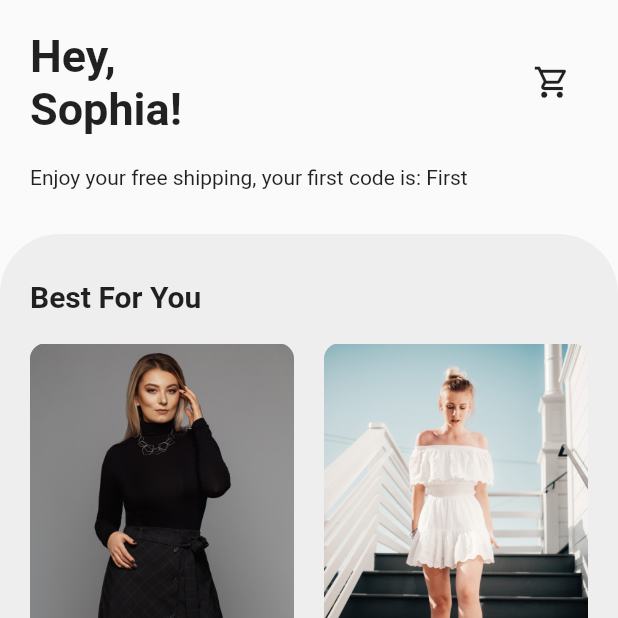
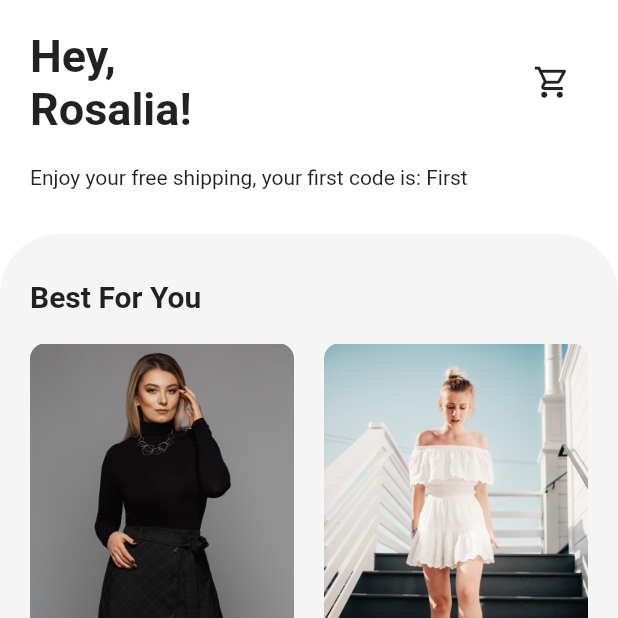
Before and after one commit to Reivu/ecommerce_app_ui, a Flutter app: the screen it shows after launch, on a phone screen of 412 x 824 dp, the top half of it. Run offline on Flutter 3.47's test engine with Material 2 defaults, Android fonts, the phone set to English and light mode, and no system bars.

Commit message:
Update
BG Update

```diff
--- a/lib/screens/home_screen.dart
+++ b/lib/screens/home_screen.dart
@@ -7,6 +7,7 @@ class HomeScreen extends StatelessWidget {
   @override
   Widget build(BuildContext context) {
     return Scaffold(
+      backgroundColor: Colors.white,
       body: SafeArea(
         child: Column(
           crossAxisAlignment: CrossAxisAlignment.start,
@@ -28,7 +29,7 @@ class HomeScreen extends StatelessWidget {
                         ),
                       ),
                       Text(
-                        'Sophia!',
+                        'Rosalia!',
                         style: TextStyle(
                           fontSize: 30.0,
                           fontWeight: FontWeight.bold,
--- a/lib/widgets/home/recommendations_grid.dart
+++ b/lib/widgets/home/recommendations_grid.dart
@@ -18,7 +18,7 @@ class _RecommendationsGridState extends State<RecommendationsGrid> {
     return Container(
       margin: const EdgeInsets.only(top: 30.0),
       decoration: BoxDecoration(
-        color: Colors.grey[200],
+        color: Colors.grey[100],
         borderRadius: const BorderRadius.only(
           topLeft: Radius.circular(40.0),
           topRight: Radius.circular(40.0),
```
